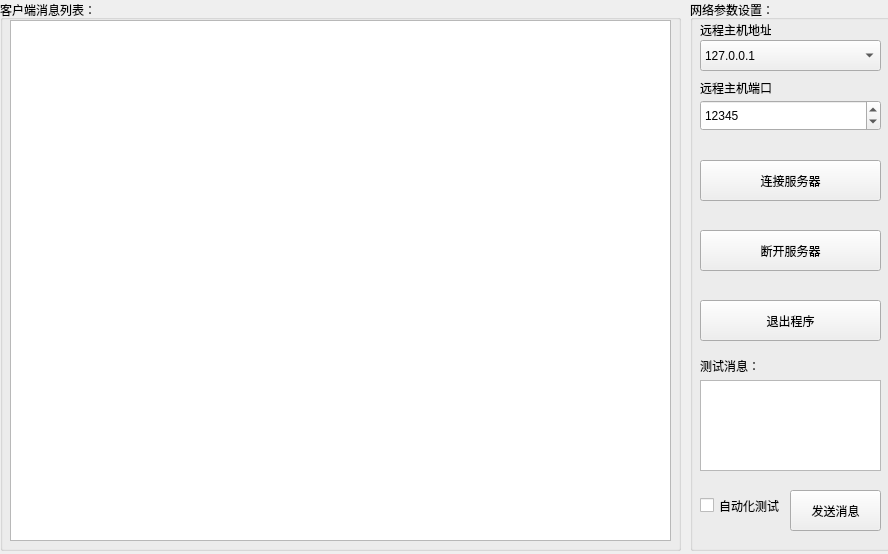
The window that formudpclient.ui (GlaucousGull/NDAToolsPM) describes before a commit, drawn with Qt 5.
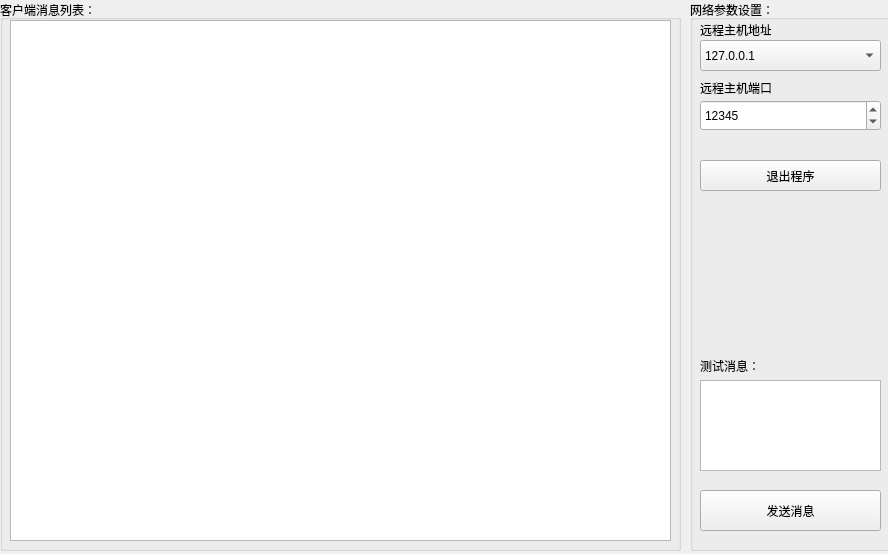
The same window after the commit. Icons and pictures are not drawn.

Commit message: 完成UDP服务器，UDP客户端，数据转换工具模块

```diff
--- a/formudpclient.ui
+++ b/formudpclient.ui
@@ -71,29 +71,12 @@
      <string>测试消息：</string>
     </property>
    </widget>
-   <widget class="QPushButton" name="pushButton_UDPClientClose">
-    <property name="geometry">
-     <rect>
-      <x>10</x>
-      <y>300</y>
-      <width>181</width>
-      <height>41</height>
-     </rect>
-    </property>
-    <property name="text">
-     <string>退出程序</string>
-    </property>
-    <property name="icon">
-     <iconset resource="images.qrc">
-      <normaloff>:/new/prefix1/images/exit.ico</normaloff>:/new/prefix1/images/exit.ico</iconset>
-    </property>
-   </widget>
    <widget class="QPushButton" name="pushButton_UDPClientSendMsg">
     <property name="geometry">
      <rect>
-      <x>100</x>
+      <x>10</x>
       <y>490</y>
-      <width>91</width>
+      <width>181</width>
       <height>41</height>
      </rect>
     </property>
@@ -105,40 +88,6 @@
       <normaloff>:/new/prefix1/images/sendmsg.ico</normaloff>:/new/prefix1/images/sendmsg.ico</iconset>
     </property>
    </widget>
-   <widget class="QPushButton" name="pushButton_UDPClientDisconnect">
-    <property name="geometry">
-     <rect>
-      <x>10</x>
-      <y>230</y>
-      <width>181</width>
-      <height>41</height>
-     </rect>
-    </property>
-    <property name="text">
-     <string>断开服务器</string>
-    </property>
-    <property name="icon">
-     <iconset resource="images.qrc">
-      <normaloff>:/new/prefix1/images/disconnect.ico</normaloff>:/new/prefix1/images/disconnect.ico</iconset>
-    </property>
-   </widget>
-   <widget class="QPushButton" name="pushButton_UDPClientConnect">
-    <property name="geometry">
-     <rect>
-      <x>10</x>
-      <y>160</y>
-      <width>181</width>
-      <height>41</height>
-     </rect>
-    </property>
-    <property name="text">
-     <string>连接服务器</string>
-    </property>
-    <property name="icon">
-     <iconset resource="images.qrc">
-      <normaloff>:/new/prefix1/images/connect.ico</normaloff>:/new/prefix1/images/connect.ico</iconset>
-    </property>
-   </widget>
    <widget class="QSpinBox" name="spinBox_UDPClientPort">
     <property name="geometry">
      <rect>
@@ -196,17 +145,21 @@
      <string>远程主机地址：</string>
     </property>
    </widget>
-   <widget class="QCheckBox" name="checkBox_UDPClientAtuoTesting">
+   <widget class="QPushButton" name="pushButton_UDPClientClose">
     <property name="geometry">
      <rect>
       <x>10</x>
-      <y>490</y>
-      <width>81</width>
+      <y>160</y>
+      <width>181</width>
       <height>31</height>
      </rect>
     </property>
     <property name="text">
-     <string>自动化测试</string>
+     <string>退出程序</string>
+    </property>
+    <property name="icon">
+     <iconset resource="images.qrc">
+      <normaloff>:/new/prefix1/images/exit.ico</normaloff>:/new/prefix1/images/exit.ico</iconset>
     </property>
    </widget>
   </widget>
```
The commit also changes 1258 other files.
